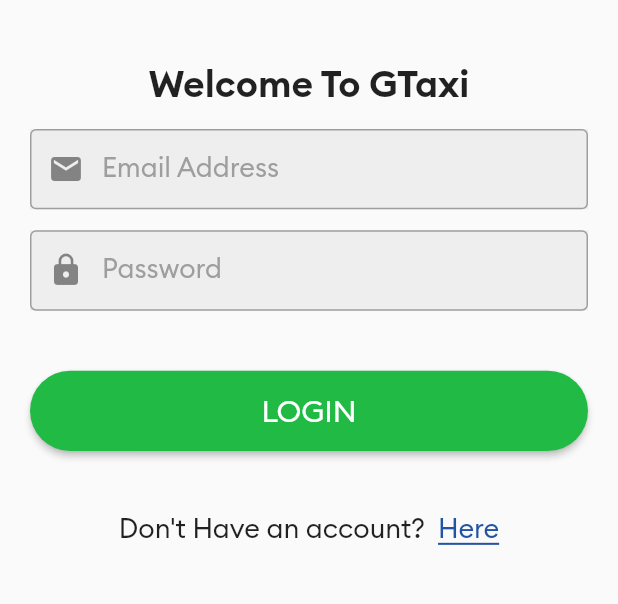
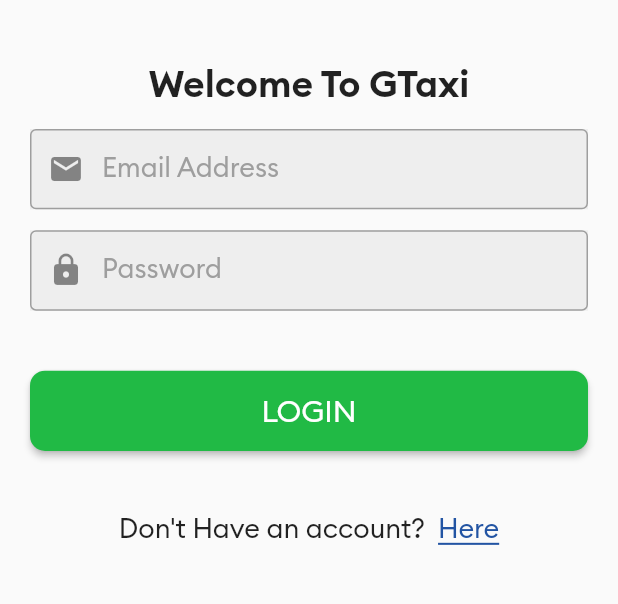
Before and after one commit to visionxStudio/Uber-Clone, a Flutter app: the screen it shows after launch, on a phone screen of 412 x 824 dp, the part 316-920 px from its top. Run offline on Flutter 3.47's test engine with Material 2 defaults, Android fonts, the phone set to English and light mode, and no system bars; our stand-ins replace cloud_firestore, device_preview, firebase_auth, firebase_core, get; accounts and stored records are empty.

Commit message:
first commit

```diff
--- a/lib/controllers/Auth_controller.dart
+++ b/lib/controllers/Auth_controller.dart
@@ -10,5 +10,6 @@
 
   void toggleLoadingState() {
     isLoading(!isLoading.value);
+    update();
   }
 }
--- a/lib/views/Login/loginpage.dart
+++ b/lib/views/Login/loginpage.dart
@@ -13,8 +13,6 @@
 
 class _LoginPageState extends State<LoginPage> with TickerProviderStateMixin {
   final AuthController _authController = Get.put(AuthController());
-
-  // final AuthController _authenticationController = Get.put(AuthController());
 
   @override
   Widget build(BuildContext context) {
@@ -205,12 +203,13 @@
         MediaQuery.of(context).viewPadding.top;
     AuthenticationServices _authenticationServices = AuthenticationServices();
 
+    return Obx(() {
       return AnimatedContainer(
         duration: Duration(milliseconds: 300),
         curve: Curves.easeIn,
         width: authenticationController.isLoading.value
             ? 50
-          : MediaQuery.of(context).size.width * 1,
+            : MediaQuery.of(context).size.width * 0.98,
         child: Container(
           height: _height <= 686 ? _height * 0.080 : _height * 0.065,
           child: ElevatedButton(
@@ -218,7 +217,7 @@
               primary: BrandColors.kcolorAccent,
               shape: RoundedRectangleBorder(
                 borderRadius: BorderRadius.circular(
-                  authenticationController.isLoading.value ? 50 : 30.0),
+                    authenticationController.isLoading.value ? 50 : 10.0),
               ),
             ),
             child: Obx(() {
@@ -232,13 +231,20 @@
                         ),
                       ),
                     )
-                : Text(
+                  : AnimatedOpacity(
+                      curve: Curves.bounceOut,
+                      opacity:
+                          authenticationController.isLoading.value ? 0.0 : 1.0,
+                      duration: Duration(seconds: 2),
+                      child: Text(
                         "$actionText",
                         style: TextStyle(fontSize: 20.0),
+                      ),
                     );
             }),
             onPressed: () {
               if (authenticationController.isloginState.value) {
+                authenticationController.toggleLoadingState();
                 // perform the login here
                 print("login");
               } else {
@@ -250,5 +256,6 @@
           ),
         ),
       );
+    });
   }
 }
--- a/pubspec.yaml
+++ b/pubspec.yaml
@@ -29,6 +29,7 @@
   get: ^4.1.1
   google_sign_in: ^5.0.1
   device_preview: ^0.7.1
+  cloud_firestore: ^1.0.4
 
   # The following adds the Cupertino Icons font to your application.
   # Use with the CupertinoIcons class for iOS style icons.
```
Also changed, not shown: lib/main.dart (+10 -10 lines), lib/services/authentication_services.dart (+10 -4 lines), lib/views/Login/login_form_fields.dart (+39 -7 lines), pubspec.lock. Lines whose indentation alone changed are shown as unchanged.
